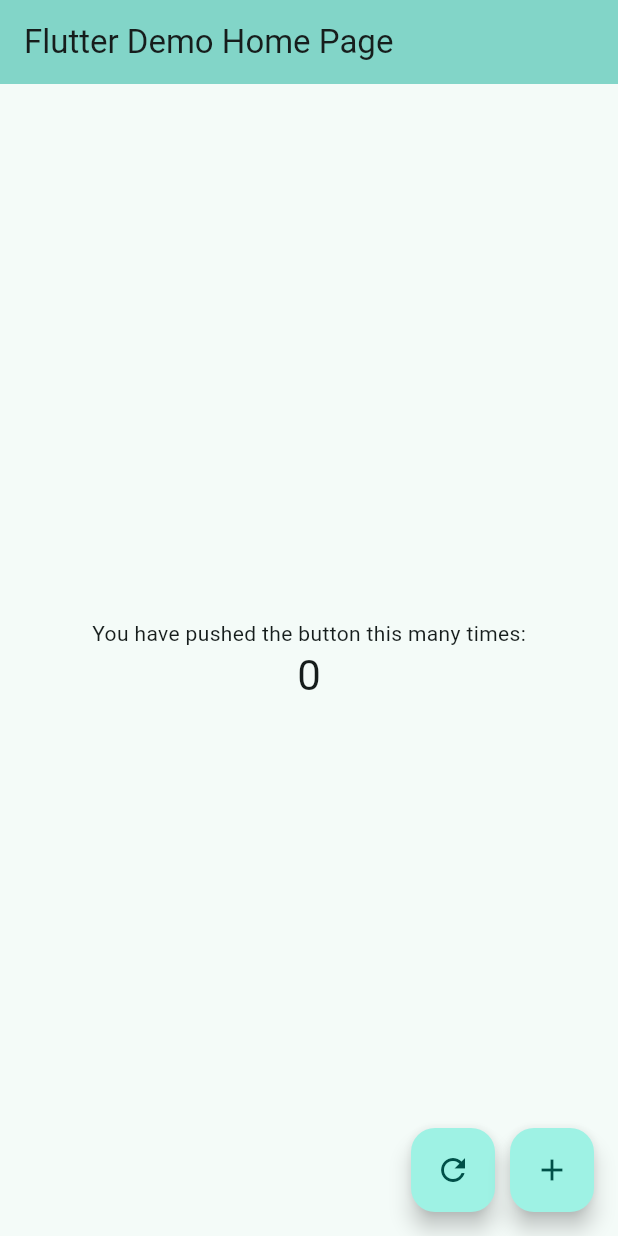
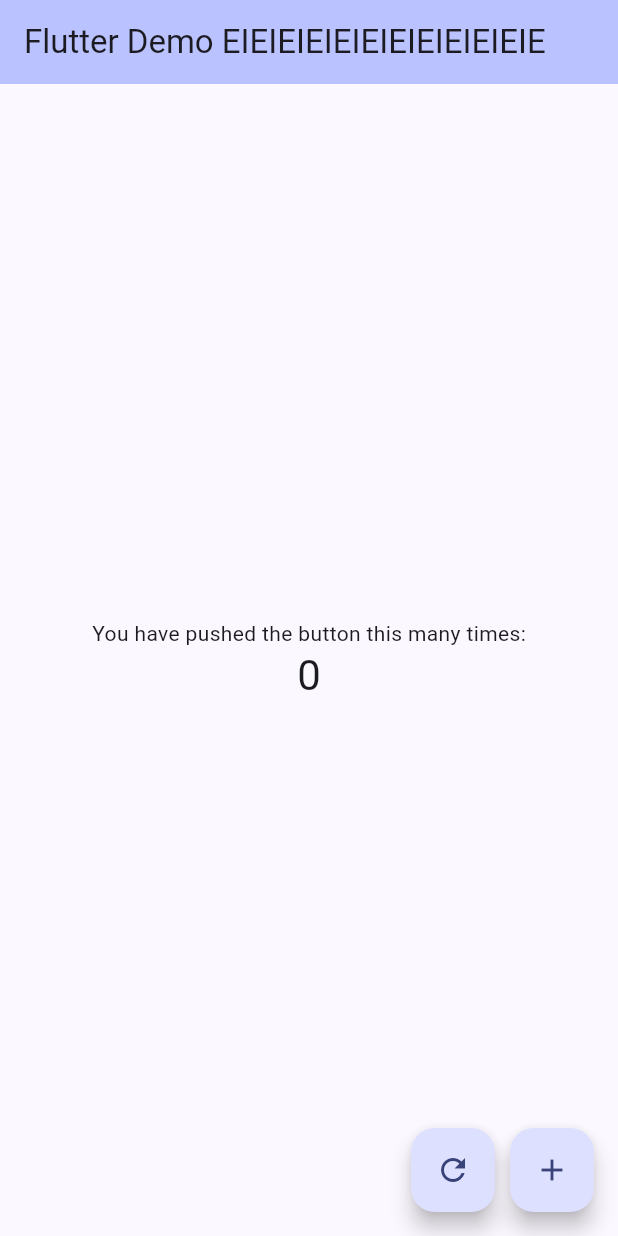
Before and after one commit to skyriyvrzo/counter-demo, a Flutter app: the screen it shows after launch, on a phone screen of 412 x 824 dp. Run offline on Flutter 3.47's test engine with Material 3 defaults, Android fonts, the phone set to English and light mode, and no system bars.

Commit message:
feat: change theme color from teal to indigoAccent

```diff
--- a/lib/main.dart
+++ b/lib/main.dart
@@ -13,10 +13,10 @@ class MyApp extends StatelessWidget {
     return MaterialApp(
       title: 'Flutter Demo',
       theme: ThemeData(
-        colorScheme: ColorScheme.fromSeed(seedColor: Colors.teal),
+        colorScheme: ColorScheme.fromSeed(seedColor: Colors.indigoAccent),
         useMaterial3: true,
       ),
-      home: const MyHomePage(title: 'Flutter Demo Home Page'),
+      home: const MyHomePage(title: 'Flutter Demo EIEIEIEIEIEIEIEIEIEIEIE'),
     );
   }
 }
```
